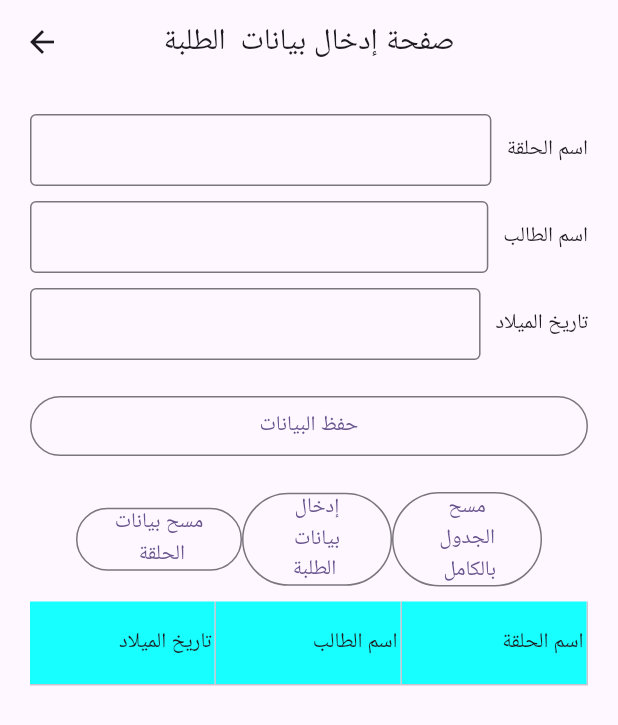
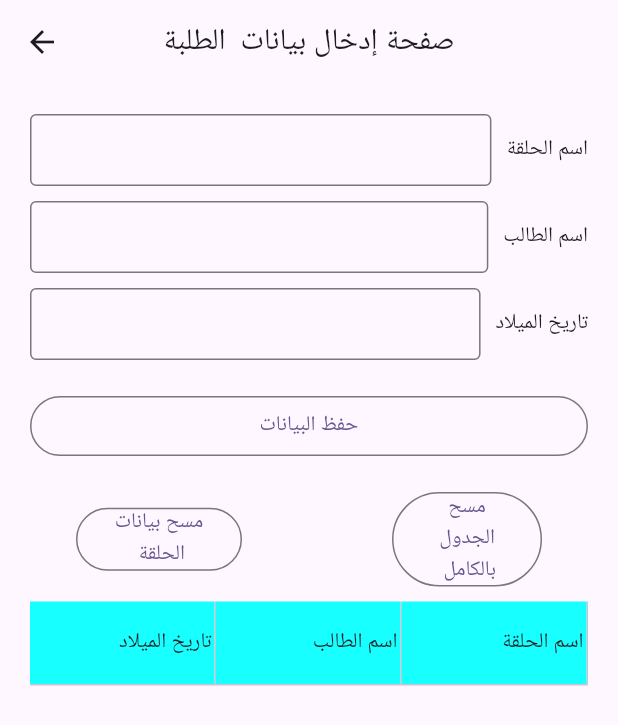
Before and after one commit to mhussin2008/q_ring_test_general, a Flutter app: the dataEntryScreen screen opened directly, on a phone screen of 412 x 824 dp. Shown: the top 725 px of the screen. Run offline on Flutter 3.47's test engine with Material 3 defaults, Android fonts, the phone set to English and light mode, and no system bars; drawn by our look-alikes of syncfusion_flutter_datagrid; our stand-ins replace fluttertoast, sqflite; accounts and stored records are empty.

Commit message:
working sub 19-6-2024

```diff
--- a/lib/Screens/dataEntryScreen.dart
+++ b/lib/Screens/dataEntryScreen.dart
@@ -257,7 +257,7 @@ class _dataEntryScreenState extends State<dataEntryScreen> {
                       )),
                   SizedBox(
                     width: 100,
-                    child: OutlinedButton(
+                    child: data.link[widget.index]==false?  OutlinedButton(
                       onPressed: () {
                         String Selected = '';
                         if (dataGridController.selectedRow != null) {
@@ -288,7 +288,7 @@ class _dataEntryScreenState extends State<dataEntryScreen> {
                         textAlign: TextAlign.center,
                         textDirection: TextDirection.rtl,
                       ),
-                    ),
+                    ):Spacer()
                   ),
                   SizedBox(
                     width: 100,
```
